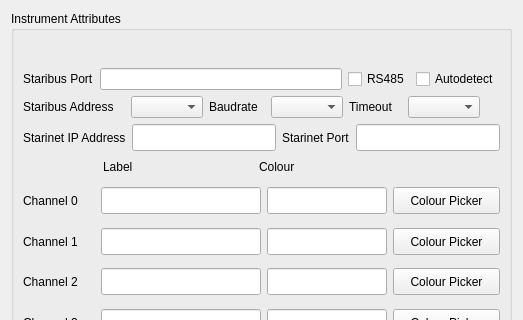
This is ui/instrumentAttributes.ui in mhorn71/StarbaseMini as Qt 5 draws it before an edit; both pictures show x 0 to 523 and y 0 to 320 of the 523 by 624 pixel window. The edited form follows.
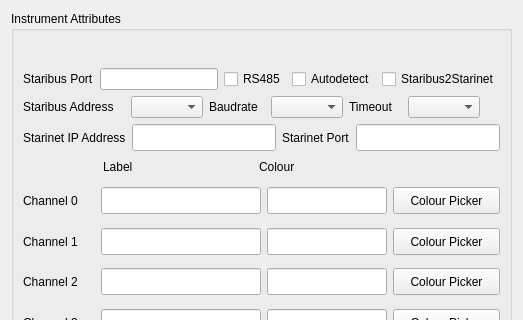
This is the edited form.

Commit message: Updated main and instrument attributes UI to new look.

Diff of the .ui file:
```diff
--- a/ui/instrumentAttributes.ui
+++ b/ui/instrumentAttributes.ui
@@ -876,6 +876,13 @@
             </property>
            </widget>
           </item>
+          <item>
+           <widget class="QCheckBox" name="Staribus2StarinetCheckBox">
+            <property name="text">
+             <string>Staribus2Starinet</string>
+            </property>
+           </widget>
+          </item>
          </layout>
         </item>
         <item row="1" column="0">
```
The commit also changes 3 other files.
